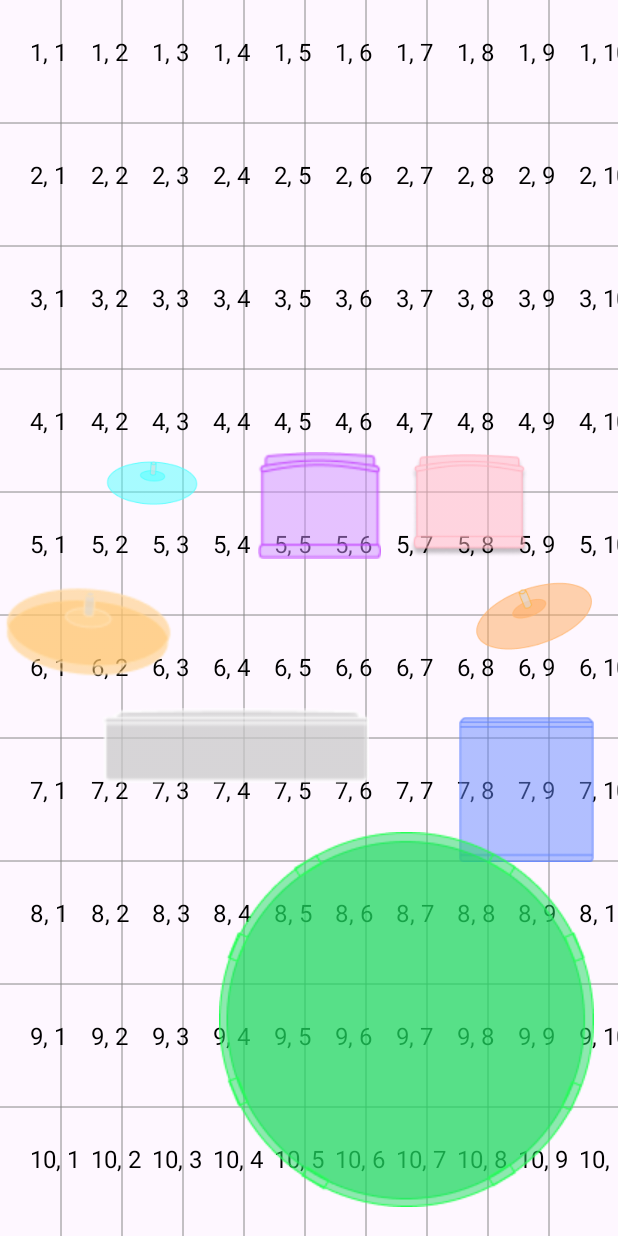
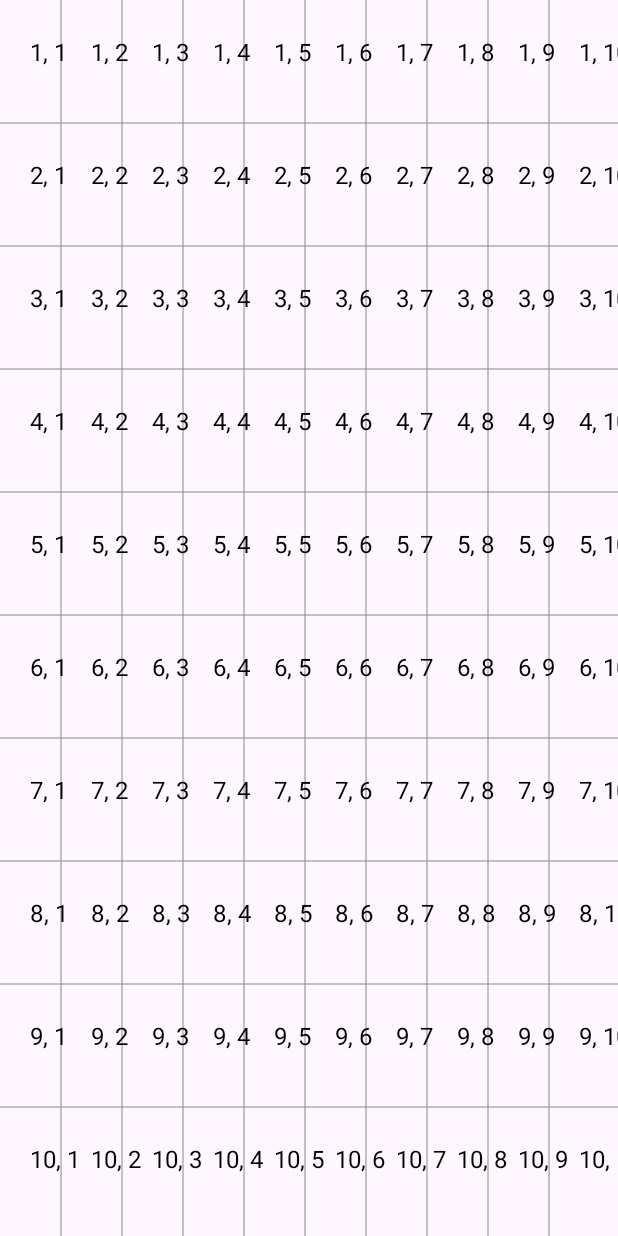
Before and after one commit to kimnayeon16/DrumsComeTrue, an Android app: the layout layout_overlay.xml on its own in the app's theme, with its tools: preview values and no code run, on a phone screen of 412 x 824 dp. Run offline under Robolectric (Android 15) with nearby library versions, the phone set to English and light mode, and no system bars.

Commit message:
feat: pose있을 때 드럼 안보이게 변경

```diff
--- a/FE/app/src/main/res/layout/fragment_camera.xml
+++ b/FE/app/src/main/res/layout/fragment_camera.xml
@@ -71,4 +71,4 @@
         android:layout_gravity="center"
         />
 
-</androidx.coordinatorlayout.widget.CoordinatorLayout>
+  </androidx.coordinatorlayout.widget.CoordinatorLayout>
--- a/FE/app/src/main/res/layout/layout_overlay.xml
+++ b/FE/app/src/main/res/layout/layout_overlay.xml
@@ -48,7 +48,8 @@
         app:layout_constraintStart_toStartOf="parent"
         app:layout_constraintTop_toTopOf="parent"
         app:layout_constraintVertical_bias="0.382"
-        app:srcCompat="@drawable/crash" />
+        app:srcCompat="@drawable/crash"
+        android:visibility="invisible"/>
 
     <ImageView
         android:id="@+id/hihat_img"
@@ -60,7 +61,8 @@
         app:layout_constraintStart_toStartOf="parent"
         app:layout_constraintTop_toTopOf="parent"
         app:layout_constraintVertical_bias="0.513"
-        app:srcCompat="@drawable/hihat" />
+        app:srcCompat="@drawable/hihat"
+        android:visibility="invisible"/>
 
     <ImageView
         android:id="@+id/h_tom_img"
@@ -72,7 +74,8 @@
         app:layout_constraintStart_toStartOf="parent"
         app:layout_constraintTop_toTopOf="parent"
         app:layout_constraintVertical_bias="0.4"
-        app:srcCompat="@drawable/h_tom" />
+        app:srcCompat="@drawable/h_tom"
+        android:visibility="invisible"/>
 
     <ImageView
         android:id="@+id/m_tom_img"
@@ -84,7 +87,8 @@
         app:layout_constraintStart_toStartOf="parent"
         app:layout_constraintTop_toTopOf="parent"
         app:layout_constraintVertical_bias="0.401"
-        app:srcCompat="@drawable/m_tom" />
+        app:srcCompat="@drawable/m_tom"
+        android:visibility="invisible"/>
 
     <ImageView
         android:id="@+id/ride_img"
@@ -96,7 +100,8 @@
         app:layout_constraintStart_toStartOf="parent"
         app:layout_constraintTop_toTopOf="parent"
         app:layout_constraintVertical_bias="0.499"
-        app:srcCompat="@drawable/ride" />
+        app:srcCompat="@drawable/ride"
+        android:visibility="invisible"/>
 
     <ImageView
         android:id="@+id/snare_img"
@@ -108,7 +113,8 @@
         app:layout_constraintStart_toStartOf="parent"
         app:layout_constraintTop_toTopOf="parent"
         app:layout_constraintVertical_bias="0.61"
-        app:srcCompat="@drawable/snare" />
+        app:srcCompat="@drawable/snare"
+        android:visibility="invisible"/>
 
     <ImageView
         android:id="@+id/f_tom_img"
@@ -120,7 +126,8 @@
         app:layout_constraintStart_toStartOf="parent"
         app:layout_constraintTop_toTopOf="parent"
         app:layout_constraintVertical_bias="0.663"
-        app:srcCompat="@drawable/f_tom" />
+        app:srcCompat="@drawable/f_tom"
+        android:visibility="invisible"/>
 
     <ImageView
         android:id="@+id/bass_img"
@@ -132,6 +139,7 @@
         app:layout_constraintStart_toStartOf="parent"
         app:layout_constraintTop_toTopOf="parent"
         app:layout_constraintVertical_bias="0.966"
-        app:srcCompat="@drawable/bass" />
+        app:srcCompat="@drawable/bass"
+        android:visibility="invisible"/>
 
 </androidx.constraintlayout.widget.ConstraintLayout>
```
Also changed, not shown: FE/app/src/main/java/com/ssafy/drumscometrue/freePlay/fragment/CameraFragment.kt (+51 -30 lines).
